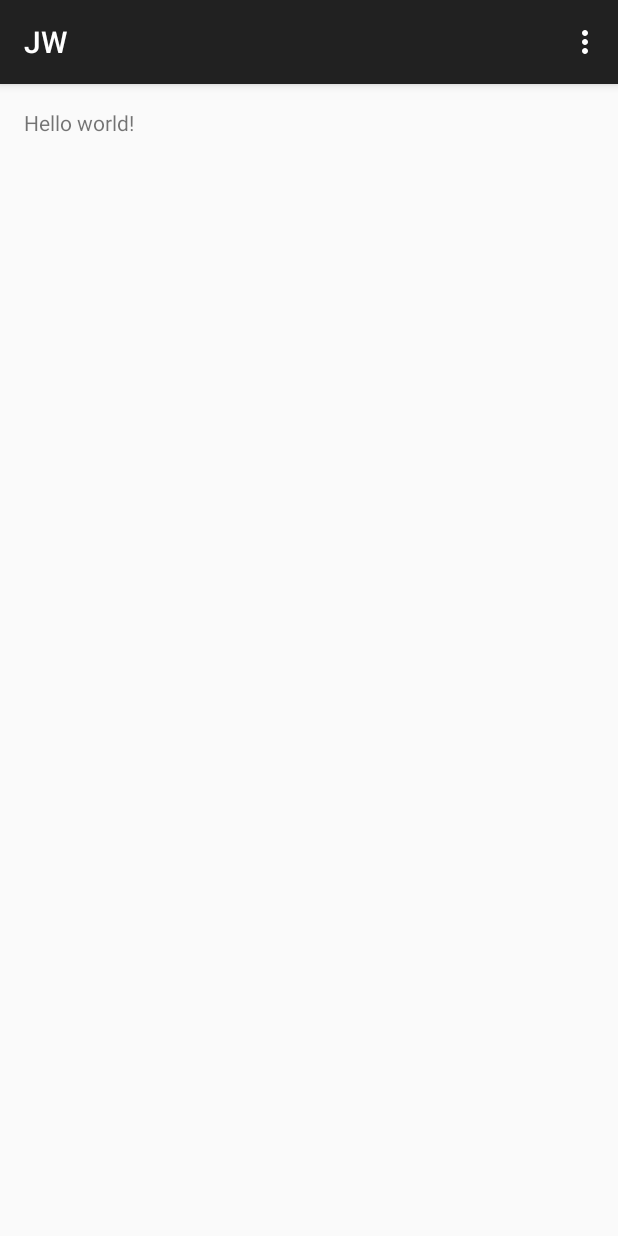
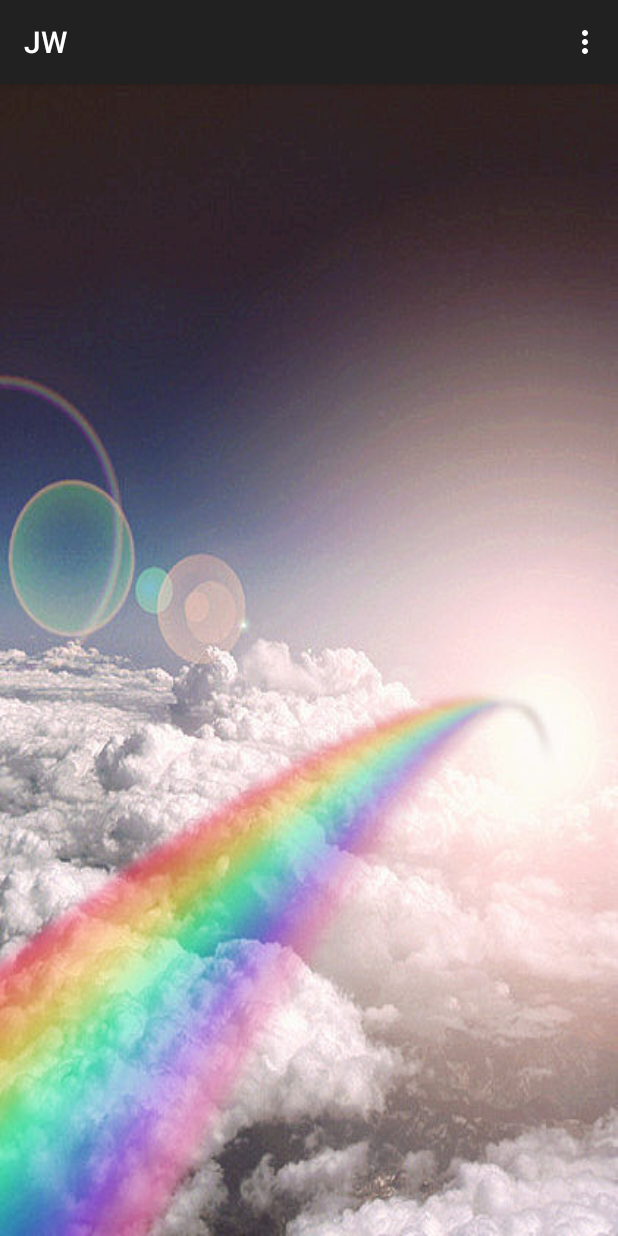
Before and after one commit to dyxin00/JW, an Android app: the first screen one second after launch (MainActivity), on a phone screen of 412 x 824 dp. Run offline under Robolectric (Android 15) with nearby library versions, the phone set to English and light mode, and no system bars.

Commit message:
完成indexActivity的启动，并设置了启动画面

```diff
--- a/app/src/main/java/com/qdu/jw/app/MainActivity.java
+++ b/app/src/main/java/com/qdu/jw/app/MainActivity.java
@@ -1,5 +1,7 @@
 package com.qdu.jw.app;
 
+import android.content.Intent;
+import android.os.Handler;
 import android.support.v7.app.ActionBarActivity;
 import android.os.Bundle;
 import android.view.Menu;
@@ -11,6 +13,14 @@ public class MainActivity extends ActionBarActivity {
     protected void onCreate(Bundle savedInstanceState) {
         super.onCreate(savedInstanceState);
         setContentView(R.layout.activity_main);
+        new Handler().postDelayed(new Runnable() {
+            @Override
+            public void run() {
+                Intent intent = new Intent(MainActivity.this, IndexActivity.class);
+                startActivity(intent);
+                MainActivity.this.finish();
+            }
+        }, 2000);
     }
 
 
--- a/app/src/main/res/layout/activity_main.xml
+++ b/app/src/main/res/layout/activity_main.xml
@@ -1,16 +1,16 @@
-<RelativeLayout xmlns:android="http://schemas.android.com/apk/res/android"
-    xmlns:tools="http://schemas.android.com/tools"
-    android:layout_width="match_parent"
-    android:layout_height="match_parent"
-    android:paddingLeft="@dimen/activity_horizontal_margin"
-    android:paddingRight="@dimen/activity_horizontal_margin"
-    android:paddingTop="@dimen/activity_vertical_margin"
-    android:paddingBottom="@dimen/activity_vertical_margin"
-    tools:context="com.qdu.jw.app.MainActivity">
+<!--<RelativeLayout -->
+    <!--xmlns:tools="http://schemas.android.com/tools"-->
+    <!--android:layout_width="match_parent"-->
+    <!--android:layout_height="match_parent"-->
+    <!--android:paddingLeft="@dimen/activity_horizontal_margin"-->
+    <!--android:paddingRight="@dimen/activity_horizontal_margin"-->
+    <!--android:paddingTop="@dimen/activity_vertical_margin"-->
+    <!--android:paddingBottom="@dimen/activity_vertical_margin"-->
+    <!--tools:context="com.qdu.jw.app.MainActivity">-->
 
-    <TextView
-        android:text="@string/hello_world"
-        android:layout_width="wrap_content"
-        android:layout_height="wrap_content" />
+    <ImageView xmlns:android="http://schemas.android.com/apk/res/android"
+        android:layout_width="match_parent"
+        android:layout_height="match_parent"
+        android:background="@drawable/load"/>
 
-</RelativeLayout>
+<!--</RelativeLayout>-->
```
Also changed, not shown: app/src/main/res/drawable-hdpi/load.jpg (added), app/src/main/res/drawable-mdpi/load.jpg (added), app/src/main/res/drawable-xhdpi/load.jpg (added), app/src/main/res/drawable-xxhdpi/load.jpg (added).
